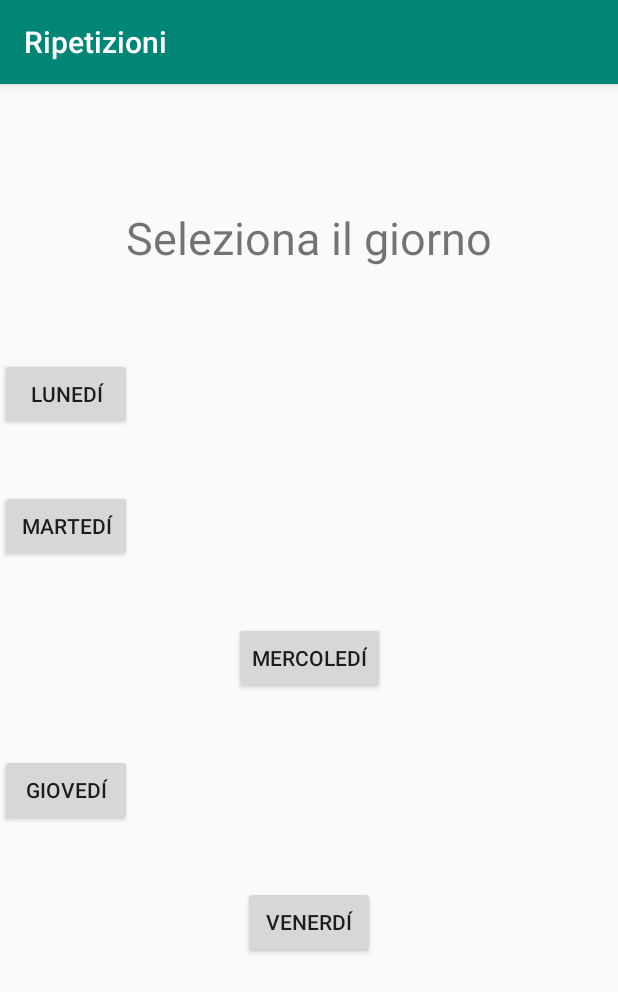
After one commit to PaoloBonicco7/IUM_InterazioneUomoMacchina_Progetto_18-19, an Android app: the UserActivity screen opened directly, with no data from a screen before it, on a phone screen of 412 x 824 dp. The commit adds this screen. Shown: the top 992 px of the screen. Run offline under Robolectric (Android 15) with nearby library versions, the phone set to English and light mode, and no system bars; Roboto replaces fonts that are not available here.

Commit message:
Implementata la grafica di UserActivity

```diff
--- a/app/src/main/AndroidManifest.xml
+++ b/app/src/main/AndroidManifest.xml
@@ -14,7 +14,9 @@
         android:roundIcon="@mipmap/ic_launcher_round"
         android:supportsRtl="true"
         android:theme="@style/AppTheme">
-        <activity android:name=".Main2Activity"></activity>
+        <activity android:name=".UserActivity"></activity>
+        <activity android:name=".AdministratorActivity" />
+        <activity android:name=".Main2Activity" />
         <activity android:name=".DatabaseActivity" />
         <activity android:name=".MainActivity">
             <intent-filter>
--- a/app/src/main/java/com/example/ripetizioni/LoginActivity.java
+++ b/app/src/main/java/com/example/ripetizioni/LoginActivity.java
@@ -33,7 +33,7 @@
 
         TextView registrare = findViewById(R.id.registare_btn);
 
-        /*clickando sul pulsante accedi , si va a verificare al model, si è corretto allora si cambia activity altimenti ritorna un errore*/
+        //Listener accedi_btn
         accedi.setOnClickListener(new View.OnClickListener() {
             @Override
             public void onClick(View v) {
@@ -50,7 +50,7 @@
             }
         });
 
-        /* scambia activity , fra login e register*/
+        //Funzione di registrazione non richiesta, lascia loggare in automatico
         registrare.setOnClickListener(new View.OnClickListener() {
             @Override
             public void onClick(View v) {
--- /dev/null
+++ b/app/src/main/java/com/example/ripetizioni/UserActivity.java
@@ -0,0 +1,13 @@
+package com.example.ripetizioni;
+
+import android.support.v7.app.AppCompatActivity;
+import android.os.Bundle;
+
+public class UserActivity extends AppCompatActivity {
+
+    @Override
+    protected void onCreate(Bundle savedInstanceState) {
+        super.onCreate(savedInstanceState);
+        setContentView(R.layout.activity_user);
+    }
+}
--- /dev/null
+++ b/app/src/main/res/layout/activity_user.xml
@@ -0,0 +1,66 @@
+<?xml version="1.0" encoding="utf-8"?>
+<android.support.constraint.ConstraintLayout xmlns:android="http://schemas.android.com/apk/res/android"
+    xmlns:app="http://schemas.android.com/apk/res-auto"
+    xmlns:tools="http://schemas.android.com/tools"
+    android:layout_width="match_parent"
+    android:layout_height="match_parent"
+    tools:context=".UserActivity">
+
+    <TextView
+        android:id="@+id/textView"
+        android:layout_width="wrap_content"
+        android:layout_height="wrap_content"
+        android:layout_marginTop="82dp"
+        android:text="@string/seleziona_il_giorno"
+        android:textSize="30sp"
+        app:layout_constraintEnd_toEndOf="parent"
+        app:layout_constraintStart_toStartOf="parent"
+        app:layout_constraintTop_toTopOf="parent" />
+
+    <Button
+        android:id="@+id/lun_btn"
+        android:layout_width="wrap_content"
+        android:layout_height="wrap_content"
+        android:layout_marginTop="60dp"
+        android:text="LUNEDÍ"
+        app:layout_constraintTop_toBottomOf="@+id/textView"
+        tools:layout_editor_absoluteX="162dp" />
+
+    <Button
+        android:id="@+id/mar_btn"
+        android:layout_width="wrap_content"
+        android:layout_height="wrap_content"
+        android:layout_marginTop="40dp"
+        android:text="MARTEDÍ"
+        app:layout_constraintTop_toBottomOf="@+id/lun_btn"
+        tools:layout_editor_absoluteX="162dp" />
+
+    <Button
+        android:id="@+id/mer_btn"
+        android:layout_width="wrap_content"
+        android:layout_height="wrap_content"
+        android:layout_marginTop="40dp"
+        android:text="MERCOLEDÍ"
+        app:layout_constraintEnd_toEndOf="parent"
+        app:layout_constraintStart_toStartOf="parent"
+        app:layout_constraintTop_toBottomOf="@+id/mar_btn" />
+
+    <Button
+        android:id="@+id/gio_btn"
+        android:layout_width="wrap_content"
+        android:layout_height="wrap_content"
+        android:layout_marginTop="40dp"
+        android:text="GIOVEDÍ"
+        app:layout_constraintTop_toBottomOf="@+id/mer_btn"
+        tools:layout_editor_absoluteX="162dp" />
+
+    <Button
+        android:id="@+id/ven_btn"
+        android:layout_width="wrap_content"
+        android:layout_height="wrap_content"
+        android:layout_marginTop="40dp"
+        android:text="VENERDÍ"
+        app:layout_constraintEnd_toEndOf="parent"
+        app:layout_constraintStart_toStartOf="parent"
+        app:layout_constraintTop_toBottomOf="@+id/gio_btn" />
+</android.support.constraint.ConstraintLayout>
--- a/app/src/main/res/values/strings.xml
+++ b/app/src/main/res/values/strings.xml
@@ -5,6 +5,9 @@
     <string name="fisica" translatable="false">FISICA</string>
     <string name="matematica" translatable="false">MATEMATICA</string>
     <string name="chimica" translatable="false">CHIMICA</string>
+    <string name="administratorString" translatable="false">SEI APPENA LOGGATO COME AMMINISTRATORE, PER EFFETTUARE
+                DELLE OPERAZIONI COLLEGATI AL NOSTRO SITO WEB</string>
+
 
     <string name="fisica_description" translatable="false">Lezioni di fisica per studenti delle superiori con integrazioni in laboratorio.</string>
     <string name="matematica_description" translatable="false">Lezioni di matematica con aiuto compiti.</string>
@@ -39,4 +42,5 @@
     <string name="nav_header_subtitle">android.studio@android.com</string>
     <string name="nav_header_desc">Navigation header</string>
     <string name="action_settings">Settings</string>
+    <string name="seleziona_il_giorno">Seleziona il giorno</string>
 </resources>
```
Also changed, not shown: app/src/main/java/com/example/ripetizioni/AdministratorActivity.java (added, +13 -0 lines), app/src/main/java/com/example/ripetizioni/Model.java (+18 -3 lines), app/src/main/res/layout/activity_administrator.xml (added, +22 -0 lines).
